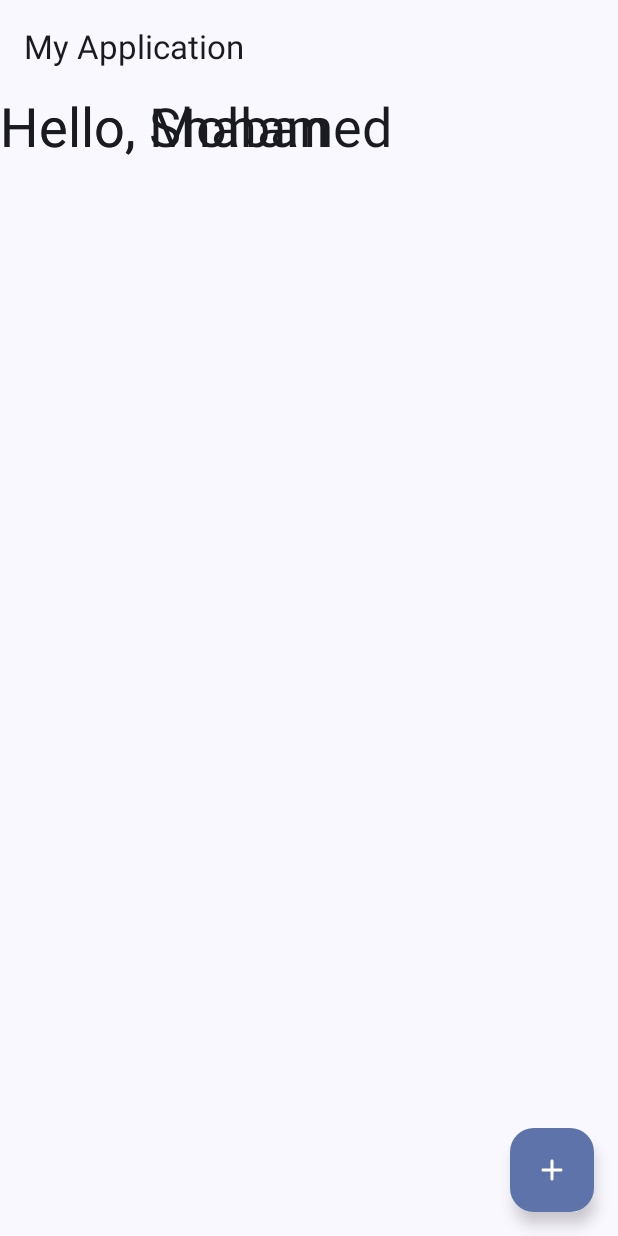
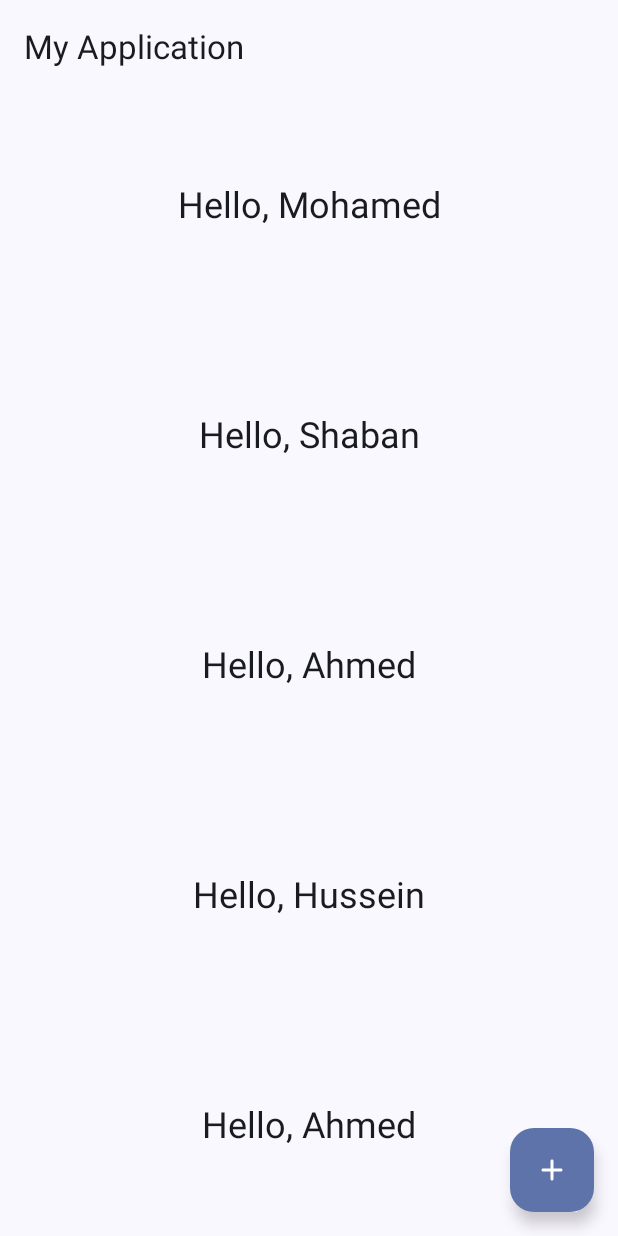
Before and after one commit to M7mdSh3banX/Learning-Jetpack-Compose, an Android app built with Jetpack Compose: the screen it shows after launch (MainActivity), on a phone screen of 412 x 824 dp. Run offline under Robolectric (Android 15) with nearby library versions, the phone set to English and light mode, and no system bars.

Commit message:
implement repeated composable

```diff
--- a/app/src/main/java/com/shaban/jetpackcomposeapp1/MyApplication.kt
+++ b/app/src/main/java/com/shaban/jetpackcomposeapp1/MyApplication.kt
@@ -35,7 +35,10 @@ fun MyApp() {
                 }
             }
         ) {
-            HomeScreen(Modifier.padding(it))
+            HomeScreen(
+                team = listOf("Mohamed", "Shaban", "Ahmed", "Hussein", "Ahmed"),
+                modifier = Modifier.padding(it)
+            )
         }
     }
 }
--- a/app/src/main/java/com/shaban/jetpackcomposeapp1/composable/helloMessage.kt
+++ b/app/src/main/java/com/shaban/jetpackcomposeapp1/composable/helloMessage.kt
@@ -9,7 +9,7 @@ import androidx.compose.ui.tooling.preview.Preview
 
 @Composable
 fun HelloMessage(name: String, modifier: Modifier) {
-    Text(text = "Hello, $name", modifier = modifier, style = MaterialTheme.typography.displaySmall)
+    Text(text = "Hello, $name", modifier = modifier, style = MaterialTheme.typography.headlineSmall)
 }
 
 @Composable
--- a/app/src/main/java/com/shaban/jetpackcomposeapp1/screens/HomeScreen.kt
+++ b/app/src/main/java/com/shaban/jetpackcomposeapp1/screens/HomeScreen.kt
@@ -1,9 +1,7 @@
 package com.shaban.jetpackcomposeapp1.screens
 
 import androidx.compose.foundation.layout.Arrangement
-import androidx.compose.foundation.layout.Box
 import androidx.compose.foundation.layout.Column
-import androidx.compose.foundation.layout.Row
 import androidx.compose.foundation.layout.fillMaxSize
 import androidx.compose.runtime.Composable
 import androidx.compose.ui.Alignment
@@ -11,7 +9,7 @@ import androidx.compose.ui.Modifier
 import com.shaban.jetpackcomposeapp1.composable.HelloMessage
 
 @Composable
-fun HomeScreen(modifier: Modifier) {
+fun HomeScreen(team: List<String>, modifier: Modifier) {
     /*Column(
         modifier = Modifier.fillMaxSize(),
         horizontalAlignment = Alignment.CenterHorizontally,
@@ -31,8 +29,16 @@ fun HomeScreen(modifier: Modifier) {
         HelloMessage(name = "Shaban", modifier = modifier)
     }*/
 
-    Box() {
+    /*Box() {
         HelloMessage(name = "Mohamed", modifier = modifier)
         HelloMessage(name = "Shaban", modifier = modifier)
+    }*/
+
+    Column(
+        modifier = Modifier.fillMaxSize(),
+        horizontalAlignment = Alignment.CenterHorizontally,
+        verticalArrangement = Arrangement.SpaceEvenly
+    ) {
+        team.forEach { HelloMessage(name = it, modifier = modifier) }
     }
 }
```
